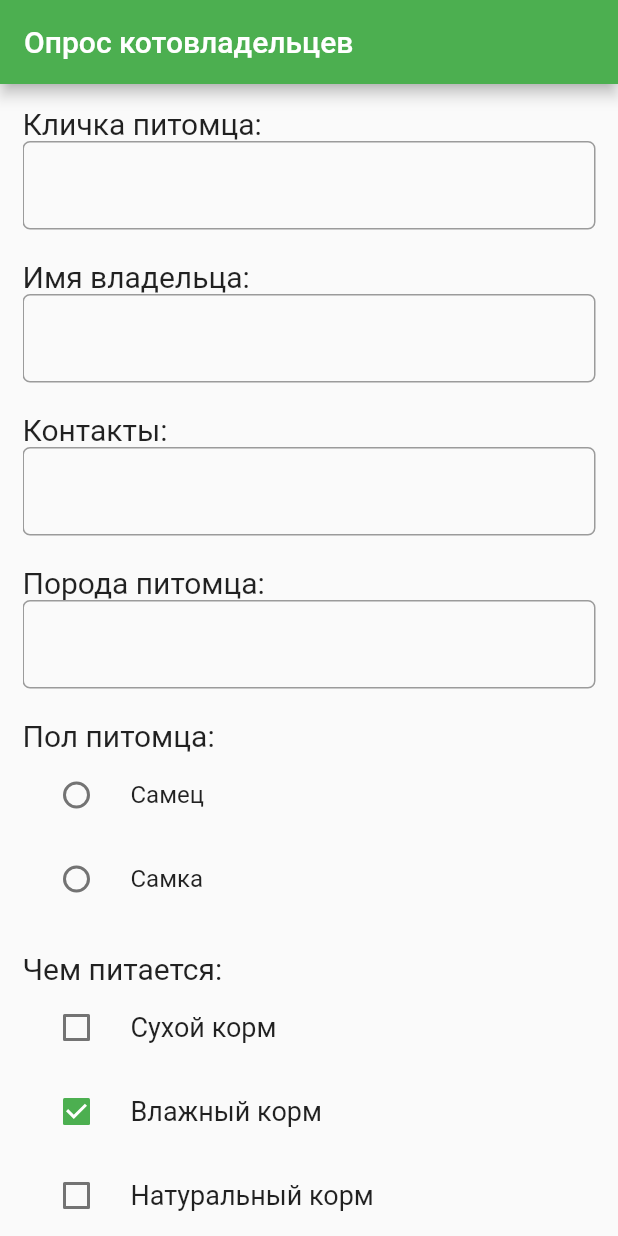
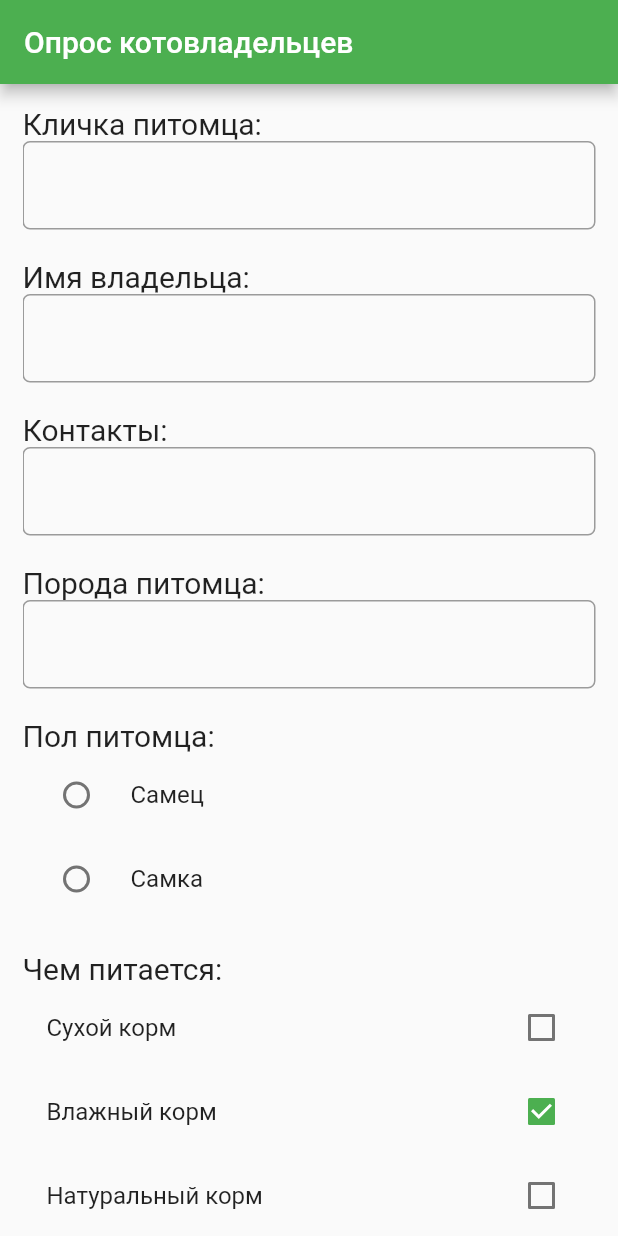
Before and after one commit to Melamorri/cat_form_7_week, a Flutter app: the screen it shows after launch, after a tap on "Влажный корм", on a phone screen of 412 x 824 dp. Run offline on Flutter 3.47's test engine with Material 2 defaults, Android fonts, the phone set to English and light mode, and no system bars.

Commit message:
сделала мапу из чекбоксов

```diff
--- a/lib/main.dart
+++ b/lib/main.dart
@@ -30,10 +30,16 @@ class Home extends StatefulWidget {
 class MyFormState extends State {
   final _formKey = GlobalKey<FormState>();
   Gender? _gender;
-  var _agreement = false;
-  bool checkbox1 = false;
-  bool checkbox2 = false;
-  bool checkbox3 = false;
+
+  Map<String, bool> values = {
+    'Сухой корм': false,
+    'Влажный корм': false,
+    'Натуральный корм': false,
+  };
+
+  // bool checkbox1 = false;
+  // bool checkbox2 = false;
+  // bool checkbox3 = false;
 
   @override
   Widget build(BuildContext context) {
@@ -59,8 +65,9 @@ class MyFormState extends State {
                   ),
                 ),
                 validator: (value) {
-                  if (value!.isEmpty)
+                  if (value!.isEmpty) {
                     return 'Пожалуйста, укажите кличку питомца';
+                  }
                 }),
             const SizedBox(height: 20.0),
             const Text(
@@ -99,8 +106,9 @@ class MyFormState extends State {
                   ),
                 ),
                 validator: (value) {
-                  if (value!.isEmpty)
+                  if (value!.isEmpty) {
                     return 'Пожалуйста, введите свои контактные данные';
+                  }
                 }),
             const SizedBox(height: 20.0),
             const Text(
@@ -119,8 +127,9 @@ class MyFormState extends State {
                   ),
                 ),
                 validator: (value) {
-                  if (value!.isEmpty)
+                  if (value!.isEmpty) {
                     return 'Пожалуйста, укажите породу питомца';
+                  }
                 }),
             const SizedBox(height: 20.0),
             const Text(
@@ -152,46 +161,63 @@ class MyFormState extends State {
               'Чем питается:',
               style: TextStyle(fontSize: 20.0),
             ),
-            CheckboxListTile(
-              title: Text(
-                'Сухой корм',
-                style: TextStyle(fontSize: 18.0),
+            SizedBox(
+              height: 250,
+              width: 250,
+              child: ListView(
+                children: values.keys.map((String key) {
+                  return CheckboxListTile(
+                    title: Text(key),
+                    value: values[key],
+                    onChanged: (bool? value) {
+                      setState(() {
+                        values[key] = value!;
+                      });
+                    },
+                  );
+                }).toList(),
               ),
-              controlAffinity: ListTileControlAffinity.leading,
-              value: checkbox1,
-              onChanged: (value) {
-                setState(() {
-                  checkbox1 = !checkbox1;
-                });
-              },
             ),
-            CheckboxListTile(
-              title: Text(
-                'Влажный корм',
-                style: TextStyle(fontSize: 18.0),
-              ),
-              controlAffinity: ListTileControlAffinity.leading,
-              value: checkbox2,
-              activeColor: Colors.green,
-              onChanged: (value) {
-                setState(() {
-                  checkbox2 = !checkbox2;
-                });
-              },
-            ),
-            CheckboxListTile(
-              title: Text(
-                'Натуральный корм',
-                style: TextStyle(fontSize: 18.0),
-              ),
-              controlAffinity: ListTileControlAffinity.leading,
-              value: checkbox3,
-              onChanged: (value) {
-                setState(() {
-                  checkbox3 = !checkbox3;
-                });
-              },
-            ),
+            // CheckboxListTile(
+            //   title: Text(
+            //     'Сухой корм',
+            //     style: TextStyle(fontSize: 18.0),
+            //   ),
+            //   controlAffinity: ListTileControlAffinity.leading,
+            //   value: checkbox1,
+            //   onChanged: (value) {
+            //     setState(() {
+            //       checkbox1 = !checkbox1;
+            //     });
+            //   },
+            // ),
+            // CheckboxListTile(
+            //   title: Text(
+            //     'Влажный корм',
+            //     style: TextStyle(fontSize: 18.0),
+            //   ),
+            //   controlAffinity: ListTileControlAffinity.leading,
+            //   value: checkbox2,
+            //   activeColor: Colors.green,
+            //   onChanged: (value) {
+            //     setState(() {
+            //       checkbox2 = !checkbox2;
+            //     });
+            //   },
+            // ),
+            // CheckboxListTile(
+            //   title: Text(
+            //     'Натуральный корм',
+            //     style: TextStyle(fontSize: 18.0),
+            //   ),
+            //   controlAffinity: ListTileControlAffinity.leading,
+            //   value: checkbox3,
+            //   onChanged: (value) {
+            //     setState(() {
+            //       checkbox3 = !checkbox3;
+            //     });
+            //   },
+            // ),
             const SizedBox(height: 10.0),
             ElevatedButton(
               onPressed: () {
@@ -201,7 +227,7 @@ class MyFormState extends State {
 
                   if (_gender == null) {
                     text = 'Выберите пол питомца';
-                  } else if (!checkbox1 && !checkbox2 && !checkbox3) {
+                  } else if (!values.containsValue(true)) {
                     text = 'Укажите хотя бы один тип корма';
                   } else {
                     text = 'Форма успешно заполнена';
```
